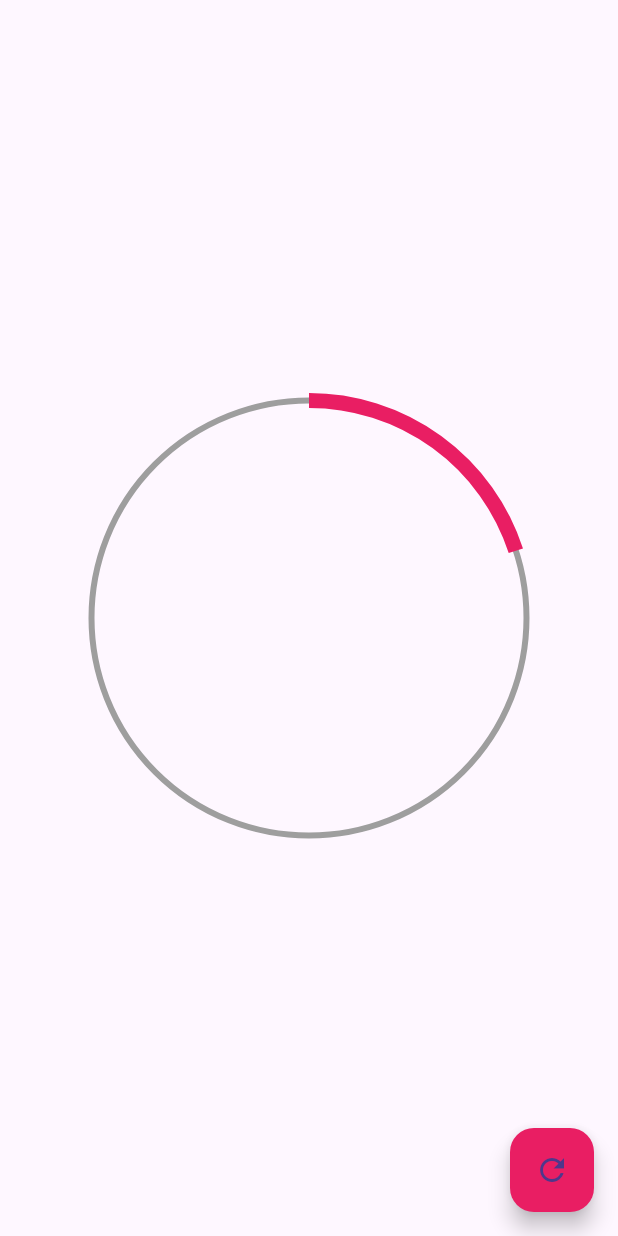
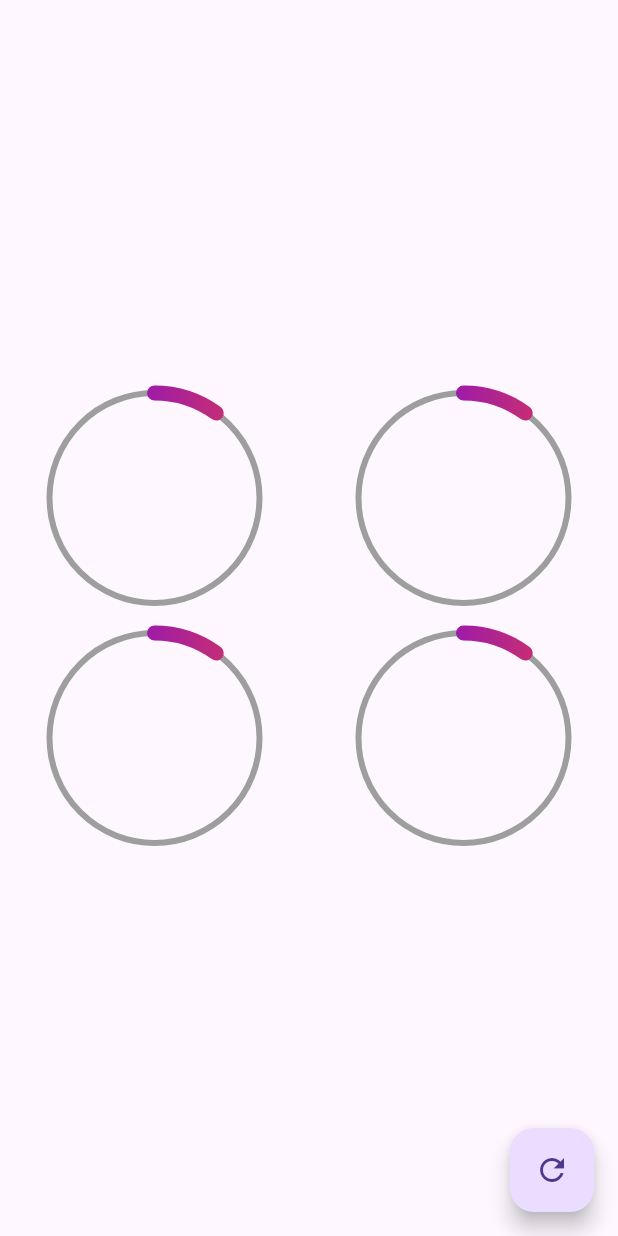
Before and after one commit to leitoon/disenos, a Flutter app: the screen it shows after launch, after a tap on the "refresh" icon, on a phone screen of 412 x 824 dp. Run offline on Flutter 3.47's test engine with Material 3 defaults, Android fonts, the phone set to English and light mode, and no system bars.

Commit message:
cicular progress

```diff
--- a/lib/main.dart
+++ b/lib/main.dart
@@ -1,6 +1,6 @@
-import 'package:disenos/src/pages/circularprogress.dart';
-import 'package:disenos/src/retos/cuadradoanimado.dart';
 import 'package:flutter/material.dart';
+
+import 'src/pages/graficas_circular.dart';
 
 void main() {
   runApp(const MyApp());
@@ -16,7 +16,7 @@ class MyApp extends StatelessWidget {
     return  MaterialApp(
       debugShowCheckedModeBanner: false,
       title: 'Diseños app',
-      home: CirculasProgressPage(),
+      home: GraficasCirculares(),
     );
   }
 }
--- a/lib/src/pages/circularprogress.dart
+++ b/lib/src/labs/circularprogress.dart
@@ -1,5 +1,5 @@
 import 'dart:math';
-
+import 'dart:ui';
 import 'package:flutter/material.dart';
 
 class CirculasProgressPage extends StatefulWidget {
@@ -9,8 +9,34 @@ class CirculasProgressPage extends StatefulWidget {
   State<CirculasProgressPage> createState() => _CirculasProgressPageState();
 }
 
-class _CirculasProgressPageState extends State<CirculasProgressPage> {
-  double porcentaje =10;
+class _CirculasProgressPageState extends State<CirculasProgressPage> with SingleTickerProviderStateMixin {
+  late AnimationController controller;
+
+  double porcentaje =0.0;
+  double nuevoprcentaje=0.0;
+
+  @override
+  void initState() {
+    super.initState();
+    controller= AnimationController(vsync: this, duration: const Duration(milliseconds: 800));
+    controller.addListener
+    (()
+     {
+      //print('valor ${controller.value}');
+
+      setState(() {
+              porcentaje= lerpDouble(porcentaje, nuevoprcentaje, controller.value)!;
+
+      });
+     });
+  }
+  @override
+  void dispose() {
+    // TODO: implement dispose
+    super.dispose();
+    controller.dispose();
+  }
+
   @override
   Widget build(BuildContext context) {
     return Scaffold
@@ -18,22 +44,26 @@ class _CirculasProgressPageState extends State<CirculasProgressPage> {
       floatingActionButton: FloatingActionButton(
         onPressed: ()
         {
-          porcentaje+=10;
-          if(porcentaje>100)
+          porcentaje=nuevoprcentaje;
+          nuevoprcentaje+=10;
+          if(nuevoprcentaje>100)
           {
+            nuevoprcentaje=0;
             porcentaje=0;
           }
+          controller.forward(from: 0.0);
+
           setState(() {
 
           });
         },
         backgroundColor: Colors.pink,
-        child: Icon(Icons.refresh),
+        child: const Icon(Icons.refresh),
         ),
       body: Center(
         child: Container
         (
-          padding: EdgeInsets.all(5),
+          padding: const EdgeInsets.all(5),
           width: 300,
           height: 300,
 
@@ -56,17 +86,17 @@ _MiRadialProgress(this.porcentaje);
 @override
   void paint(Canvas canvas, Size size) {
     //circulo completo
-    final paint= new Paint()
+    final paint= Paint()
     ..strokeWidth=4
     ..color= Colors.grey
     .. style = PaintingStyle.stroke;
-    final Offset center= new Offset(size.width*0.5, size.height*0.5);
+    final Offset center= Offset(size.width*0.5, size.height*0.5);
     final double radio= min(size.width*0.5, size.height*0.5);
 
     canvas.drawCircle(center, radio, paint);
 
     //arco
-    final paintArco= new Paint()
+    final paintArco= Paint()
     ..strokeWidth=10
     ..color= Colors.pink
     .. style = PaintingStyle.stroke;
--- /dev/null
+++ b/lib/src/pages/graficas_circular.dart
@@ -0,0 +1,92 @@
+import 'package:disenos/src/widgets/radial_progress.dart';
+import 'package:flutter/material.dart';
+
+
+class GraficasCirculares extends StatefulWidget {
+  const GraficasCirculares({super.key});
+
+  @override
+  State<GraficasCirculares> createState() => _GraficasCircularesState();
+}
+
+class _GraficasCircularesState extends State<GraficasCirculares> {
+
+  double porcentaje=0.0;
+
+
+  @override
+  Widget build(BuildContext context) {
+    return Scaffold
+    (
+      floatingActionButton: FloatingActionButton(onPressed:
+      ()
+      {
+        setState(() {
+          porcentaje+=10;
+          if(porcentaje>100)
+          {
+            porcentaje=0;
+          }
+        });
+      },
+      child: Icon(Icons.refresh),
+      ),
+      body: Column
+      (
+        mainAxisAlignment: MainAxisAlignment.center,
+        children:
+        [
+
+         Row(
+          mainAxisAlignment: MainAxisAlignment.spaceAround,
+
+           children: [
+             CustomRadialProgress(porcentaje: porcentaje, color: Colors.blue,),
+             CustomRadialProgress(porcentaje: porcentaje, color: Colors.orange,)
+
+           ],
+         ),
+         Row(
+          mainAxisAlignment: MainAxisAlignment.spaceAround,
+
+           children: [
+             CustomRadialProgress(porcentaje: porcentaje, color: Colors.pink,),
+             CustomRadialProgress(porcentaje: porcentaje, color: Colors.purple,)
+
+           ],
+         )
+
+        ],
+      ),
+    );
+  }
+}
+
+class CustomRadialProgress extends StatelessWidget {
+
+  final Color color;
+  const CustomRadialProgress({
+    super.key,
+    required this.porcentaje,
+    required this.color,
+  });
+
+  final double porcentaje;
+
+  @override
+  Widget build(BuildContext context) {
+    return Container
+    (
+      width: 160,
+      height: 160,
+      child: RadialProgress(
+        porcentaje: porcentaje,
+        colorPrimario: color,
+        //colorSecundario: Colors.red,
+        grosorPrimario: 10,
+        grosorSecundario: 4,
+
+        ),
+    );
+  }
+}
--- /dev/null
+++ b/lib/src/widgets/radial_progress.dart
@@ -0,0 +1,147 @@
+
+import 'dart:math';
+import 'dart:ui';
+
+import 'package:flutter/material.dart';
+
+class RadialProgress extends StatefulWidget {
+
+  final porcentaje;
+  final Color colorPrimario;
+  final Color colorSecundario;
+  final double grosorPrimario;
+  final double grosorSecundario;
+
+  RadialProgress({super.key,
+  required this.porcentaje,
+  this.colorPrimario=Colors.blue,
+  this.colorSecundario=Colors.grey,
+   this.grosorPrimario=10.0,
+   this.grosorSecundario=4.0,
+   });
+
+  @override
+  State<RadialProgress> createState() => _RadialProgressState();
+}
+
+class _RadialProgressState extends State<RadialProgress> with SingleTickerProviderStateMixin {
+
+  late AnimationController controller;
+  late double porcentajeAnterior;
+
+  @override
+  void initState() {
+
+    porcentajeAnterior=widget.porcentaje;
+    controller= AnimationController(vsync: this,duration: Duration(milliseconds: 200));
+
+
+
+    super.initState();
+  }
+
+  @override
+  void dispose() {
+    controller.dispose();
+    // TODO: implement dispose
+    super.dispose();
+  }
+
+  @override
+  Widget build(BuildContext context) {
+
+    controller.forward(from: 0.0);
+    final diferenciaAnimar=widget.porcentaje - porcentajeAnterior;
+    porcentajeAnterior=widget.porcentaje;
+    return AnimatedBuilder(
+      animation: controller,
+      builder: (BuildContext context,Widget? child)
+      {
+        final animValue = controller.value;
+        return Container
+     (
+       padding: const EdgeInsets.all(10.0),
+      width: double.infinity,
+      height: double.infinity,
+      child: CustomPaint
+      (
+       painter:_MiRadialProgress( (widget.porcentaje-diferenciaAnimar) + (diferenciaAnimar*animValue),
+       widget.colorPrimario,
+       widget.colorSecundario,
+       widget.grosorPrimario,
+       widget.grosorSecundario,
+
+        )
+      ),
+     );
+      }
+      );
+
+  }
+}
+
+
+
+class _MiRadialProgress extends CustomPainter{
+  final porcentaje;
+  final Color colorPrimario;
+  final Color colorSecundario;
+  final double grosorPrimario;
+  final double grosorSecundario;
+
+
+_MiRadialProgress(
+  this.porcentaje,
+  this.colorPrimario,
+  this.colorSecundario,
+  this.grosorPrimario,
+  this.grosorSecundario,
+
+  );
+
+
+@override
+  void paint(Canvas canvas, Size size) {
+    final Rect rect=Rect.fromCircle(
+      center: Offset(0,0),
+      radius: 180);
+    final Gradient gradiente= LinearGradient(
+      colors:
+      [
+        Color(0xffc012ff),
+        Color(0xff6d05e8),
+        Colors.red
+      ]);
+    //circulo completo
+    final paint= Paint()
+    ..strokeWidth=grosorSecundario
+    ..color= colorSecundario
+
+    .. style = PaintingStyle.stroke;
+    final Offset center= Offset(size.width*0.5, size.height*0.5);
+    final double radio= min(size.width*0.5, size.height*0.5);
+
+    canvas.drawCircle(center, radio, paint);
+
+    //arco
+    final paintArco= Paint()
+    ..strokeWidth=grosorPrimario
+    //..color= colorPrimario
+    ..shader = gradiente.createShader(rect)
+    ..strokeCap = StrokeCap.round
+    .. style = PaintingStyle.stroke;
+
+      //parte del llenado
+      double arcAngle= 2*pi*(porcentaje/100);
+      canvas.drawArc(
+        Rect.fromCircle(center: center, radius: radio),
+        -pi/2,
+        arcAngle,
+        false,
+        paintArco);
+  }
+
+  @override
+  bool shouldRepaint(covariant CustomPainter oldDelegate) =>true;
+
+}
```
